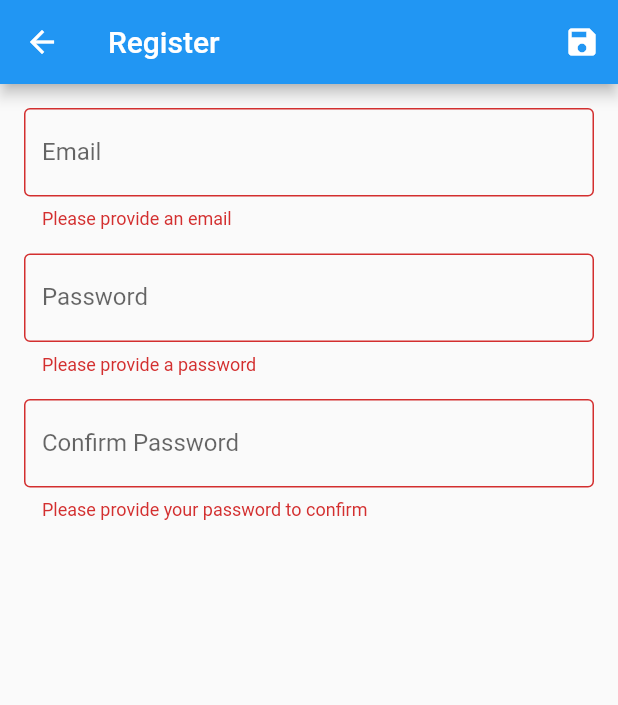
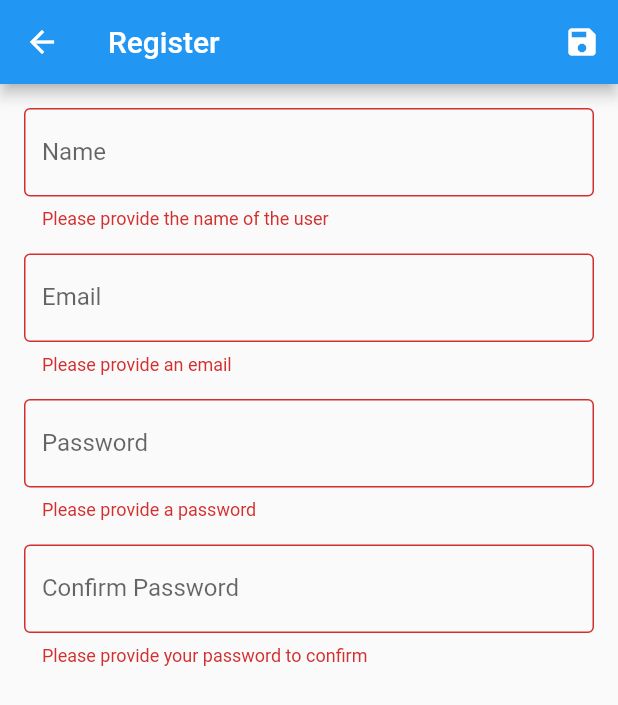
Before and after one commit to arielmagbanua/UIC-GDSC-Demo-20230304, a Flutter app: the RegisterPage screen opened by its route, after a tap on the "save" icon, on a phone screen of 412 x 824 dp. Shown: the top 705 px of the screen. Run offline on Flutter 3.47's test engine with Material 2 defaults, Android fonts, the phone set to English and light mode, and no system bars; our stand-ins replace cloud_firestore, firebase_auth, firebase_core, google_sign_in; accounts and stored records are empty; generated files the repository leaves out were written again; network calls fail.

Commit message:
Added creation of user doc during registration.

```diff
--- a/todo/lib/pages/login_page.dart
+++ b/todo/lib/pages/login_page.dart
@@ -1,3 +1,4 @@
+import 'package:cloud_firestore/cloud_firestore.dart';
 import 'package:firebase_auth/firebase_auth.dart';
 import 'package:flutter/material.dart';
 import 'package:google_sign_in/google_sign_in.dart';
@@ -20,6 +21,9 @@ class _LoginPageState extends State<LoginPage> {
   // text editing controllers for the email and password
   final _emailController = TextEditingController();
   final _passwordController = TextEditingController();
+
+  // users collection reference
+  final _usersRef = FirebaseFirestore.instance.collection('users');
 
   @override
   Widget build(BuildContext context) {
@@ -119,6 +123,21 @@ class _LoginPageState extends State<LoginPage> {
     );
 
     // once signed in, return the UserCredential
-    return await FirebaseAuth.instance.signInWithCredential(credential);
+    final userCredential =
+        await FirebaseAuth.instance.signInWithCredential(credential);
+
+    // the data of the user
+    final userDoc = <String, dynamic>{
+      'name': userCredential.user!.displayName,
+      'email': userCredential.user!.email,
+    };
+
+    // create a user doc to user collection
+    _usersRef.doc(userCredential.user!.uid).set(
+      userDoc,
+      SetOptions(merge: true),
+    );
+
+    return userCredential;
   }
 }
--- a/todo/lib/pages/register_page.dart
+++ b/todo/lib/pages/register_page.dart
@@ -1,3 +1,4 @@
+import 'package:cloud_firestore/cloud_firestore.dart';
 import 'package:firebase_auth/firebase_auth.dart';
 import 'package:flutter/material.dart';
 
@@ -18,6 +19,7 @@ class _RegisterPageState extends State<RegisterPage> {
   final _formKey = GlobalKey<FormState>();
 
   // text editing controllers for the form fields
+  final _nameController = TextEditingController();
   final _emailController = TextEditingController();
   final _passwordController = TextEditingController();
   final _confirmPasswordController = TextEditingController();
@@ -34,6 +36,9 @@ class _RegisterPageState extends State<RegisterPage> {
     r'^(?=.*?[A-Z])(?=.*?[a-z])(?=.*?[0-9])(?=.*?[#?!@$%^&*-]).{8,}$',
   );
 
+  // users collection reference
+  final _usersRef = FirebaseFirestore.instance.collection('users');
+
   @override
   Widget build(BuildContext context) {
     return Form(
@@ -47,11 +52,25 @@ class _RegisterPageState extends State<RegisterPage> {
                 // validate returns true if the form is valid, or false otherwise
                 if (_formKey.currentState!.validate()) {
                   try {
-                    // form is valid then create the user and automatically log the user.
-                    await FirebaseAuth.instance.createUserWithEmailAndPassword(
+                    // form is valid then create the user and
+                    // obtain the user credential
+                    final userCredential = await FirebaseAuth.instance
+                        .createUserWithEmailAndPassword(
                       email: _emailController.text,
                       password: _passwordController.text,
                     );
+
+                    // the data of the user
+                    final userDoc = <String, dynamic>{
+                      'name': _nameController.text,
+                      'email': userCredential.user!.email,
+                    };
+
+                    // create a user doc to user collection
+                    _usersRef.doc(userCredential.user!.uid).set(
+                          userDoc,
+                          SetOptions(merge: true),
+                        );
 
                     // create user was successful notify user
                     ScaffoldMessenger.of(context).showSnackBar(
@@ -93,6 +112,24 @@ class _RegisterPageState extends State<RegisterPage> {
           ),
           child: Column(
             children: [
+              TextFormField(
+                keyboardType: TextInputType.text,
+                decoration: const InputDecoration(
+                  labelText: 'Name',
+                  helperText: 'The name of the user',
+                  border: OutlineInputBorder(),
+                ),
+                controller: _nameController,
+                validator: (value) {
+                  if (value == null || value.isEmpty) {
+                    // no email provided
+                    return 'Please provide the name of the user';
+                  }
+
+                  return null;
+                },
+              ),
+              const SizedBox(height: 16.0),
               TextFormField(
                 keyboardType: TextInputType.text,
                 decoration: const InputDecoration(
```
